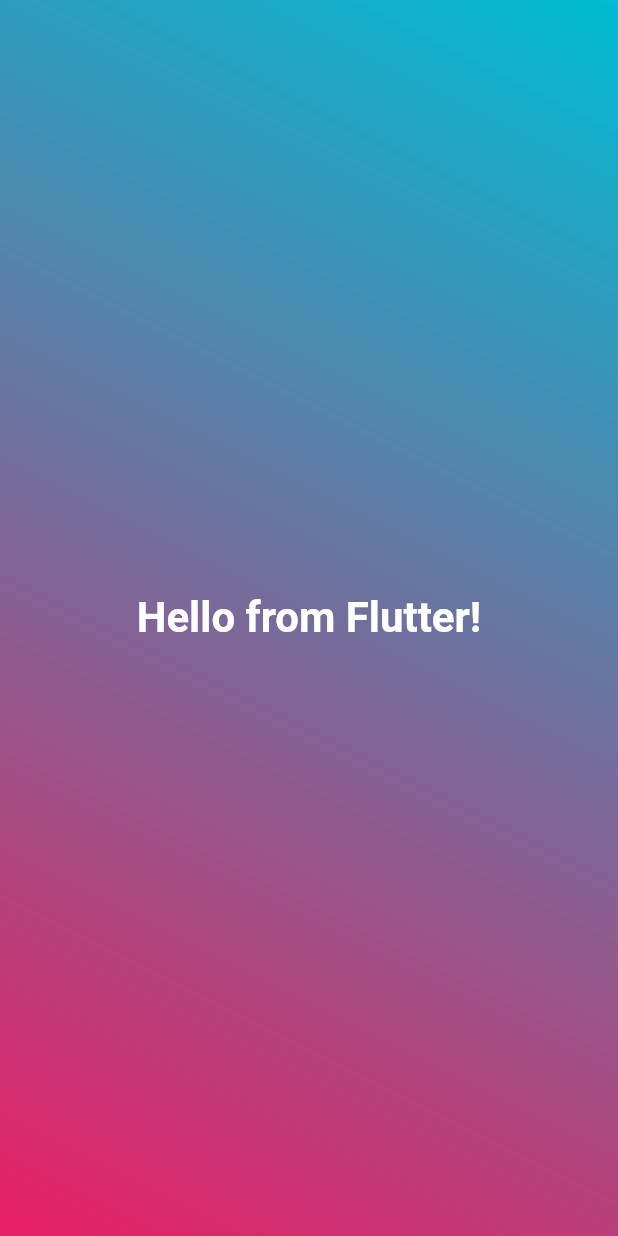
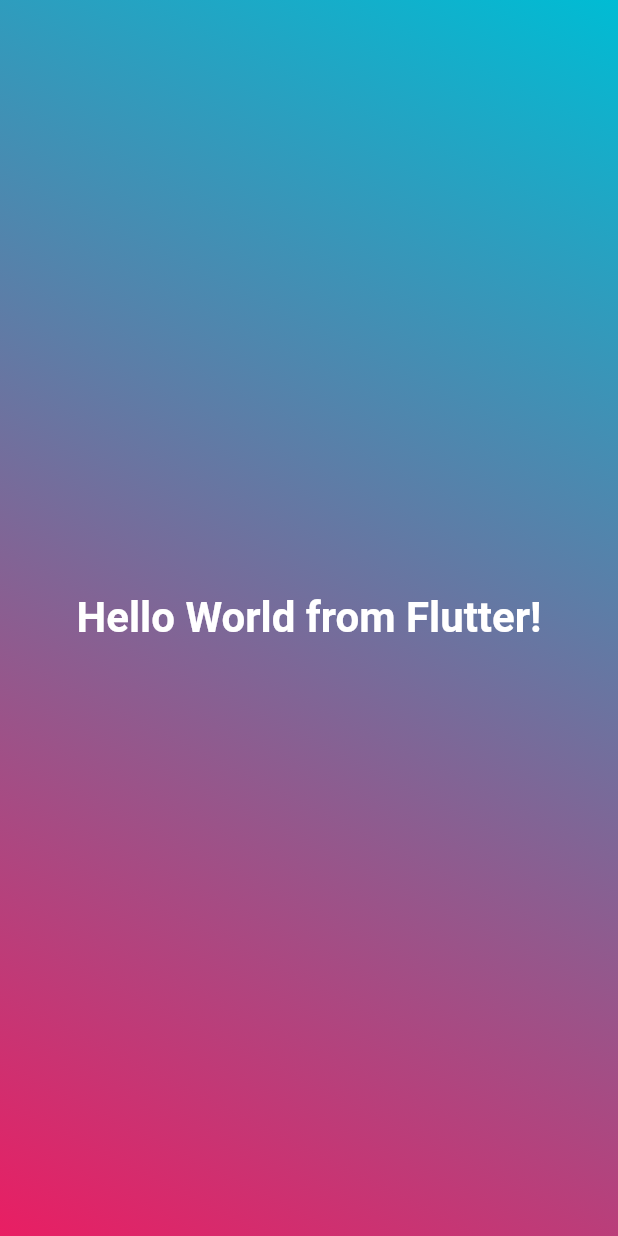
Before and after one commit to eacardenase/first-flutter-app, a Flutter app: the screen it shows after launch, on a phone screen of 412 x 824 dp. Run offline on Flutter 3.47's test engine with Material 2 defaults, Android fonts, the phone set to English and light mode, and no system bars.

```diff
--- a/lib/gradient_container.dart
+++ b/lib/gradient_container.dart
@@ -22,7 +22,7 @@ class GradientContainer extends StatelessWidget {
         ),
       ),
       child: const Center(
-        child: StyledText(),
+        child: StyledText('Hello World from Flutter!'),
       ),
     );
   }
--- a/lib/styled_text.dart
+++ b/lib/styled_text.dart
@@ -1,13 +1,16 @@
 import 'package:flutter/material.dart';
 
 class StyledText extends StatelessWidget {
-  const StyledText({super.key});
+  const StyledText(this.text,
+      {super.key}); // can be optimized with const because text is final
+
+  final String text; // variable will never be changed
 
   @override
   Widget build(context) {
-    return const Text(
-      'Hello from Flutter!',
-      style: TextStyle(
+    return Text(
+      text,
+      style: const TextStyle(
         color: Colors.white,
         fontSize: 28,
         fontWeight: FontWeight.bold,
```
